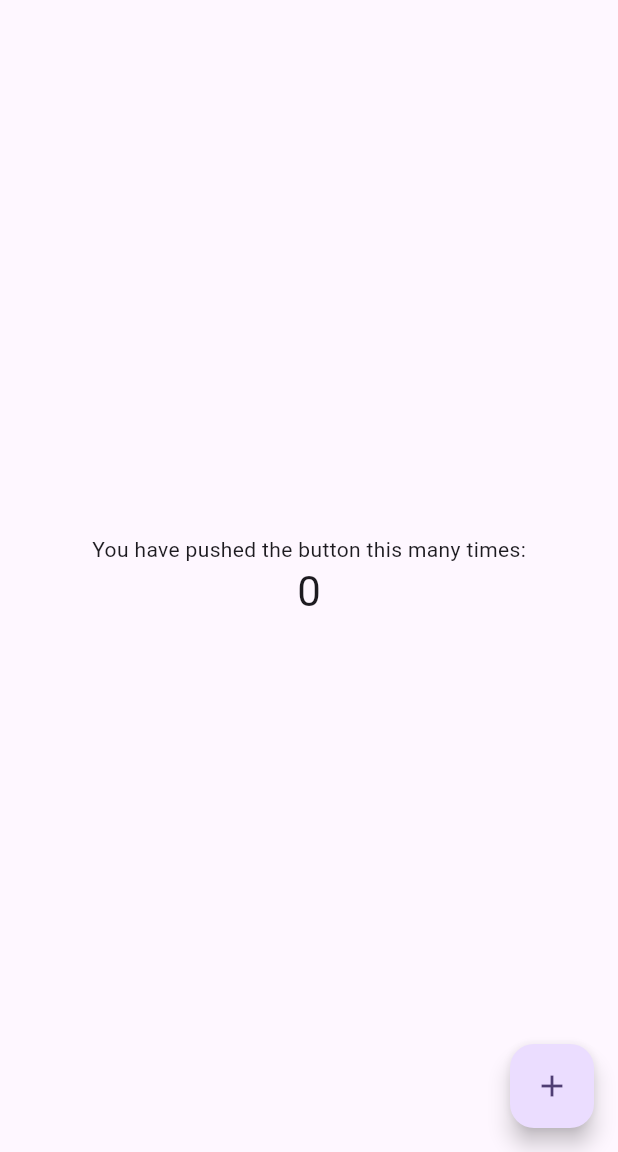
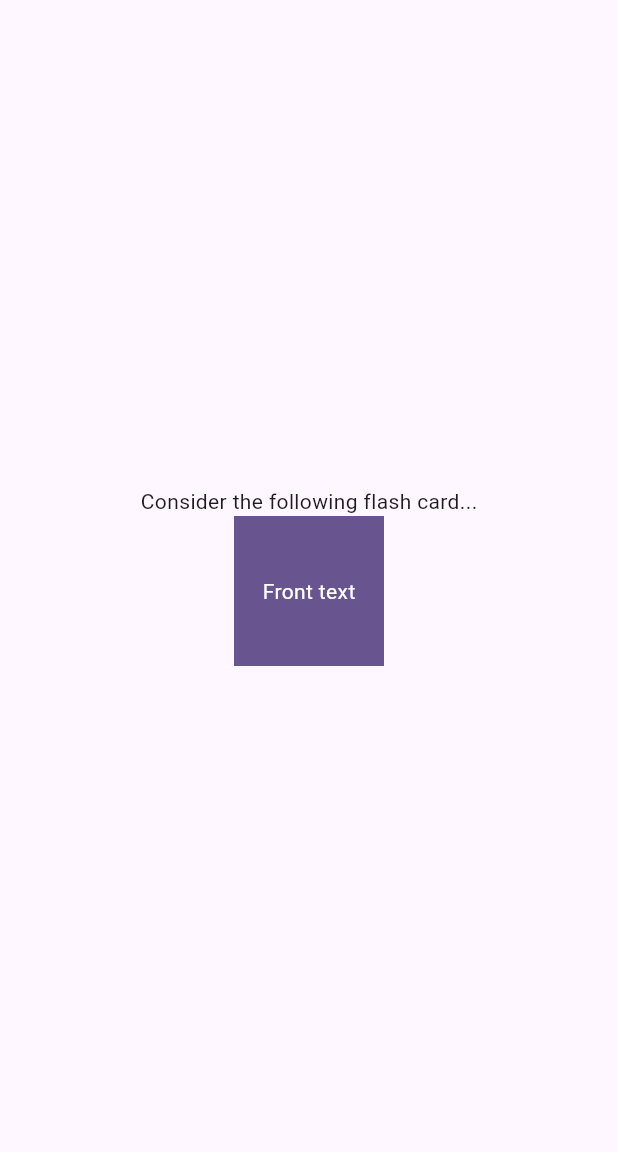
Before and after one commit to aimbesi1/mobile-project1, a Flutter app: the screen it shows after launch, on a phone screen of 412 x 824 dp, the part 84-1236 px from its top. Run offline on Flutter 3.47's test engine with Material 3 defaults, Android fonts, the phone set to English and light mode, and no system bars.

Commit message:
Add flash card test screen

```diff
--- a/project1/lib/main.dart
+++ b/project1/lib/main.dart
@@ -2,6 +2,49 @@ import 'package:flutter/material.dart';
 
 void main() {
   runApp(const MyApp());
+}
+
+class FlashCard extends StatefulWidget {
+  const FlashCard({super.key});
+
+  @override
+  State<FlashCard> createState() => _FlashCardState();
+}
+
+class _FlashCardState extends State<FlashCard> {
+  String frontText = 'Front text';
+  String backText = 'Back text';
+  bool frontFacing = true;
+
+  void flip() {
+    setState(() {
+      frontFacing = !frontFacing;
+    });
+  }
+
+  @override
+  Widget build(BuildContext context) {
+    return GestureDetector(
+        onTap: () {
+          setState(() {
+            flip();
+          });
+        },
+        child: frontFacing
+            ? Container(
+                color: Theme.of(context).colorScheme.primary,
+                child: Center(
+                    child: Text(frontText,
+                        style: TextStyle(
+                            color: Theme.of(context).colorScheme.onPrimary))))
+            : Container(
+                color: Theme.of(context).colorScheme.secondary,
+                child: Center(
+                    child: Text(backText,
+                        style: TextStyle(
+                            color:
+                                Theme.of(context).colorScheme.onSecondary)))));
+  }
 }
 
 class MyApp extends StatelessWidget {
@@ -13,21 +56,6 @@ class MyApp extends StatelessWidget {
     return MaterialApp(
       title: 'Flutter Demo',
       theme: ThemeData(
-        // This is the theme of your application.
-        //
-        // TRY THIS: Try running your application with "flutter run". You'll see
-        // the application has a purple toolbar. Then, without quitting the app,
-        // try changing the seedColor in the colorScheme below to Colors.green
-        // and then invoke "hot reload" (save your changes or press the "hot
-        // reload" button in a Flutter-supported IDE, or press "r" if you used
-        // the command line to start the app).
-        //
-        // Notice that the counter didn't reset back to zero; the application
-        // state is not lost during the reload. To reset the state, use hot
-        // restart instead.
-        //
-        // This works for code too, not just values: Most code changes can be
-        // tested with just a hot reload.
         colorScheme: ColorScheme.fromSeed(seedColor: Colors.deepPurple),
         useMaterial3: true,
       ),
@@ -39,15 +67,6 @@ class MyApp extends StatelessWidget {
 class MyHomePage extends StatefulWidget {
   const MyHomePage({super.key, required this.title});
 
-  // This widget is the home page of your application. It is stateful, meaning
-  // that it has a State object (defined below) that contains fields that affect
-  // how it looks.
-
-  // This class is the configuration for the state. It holds the values (in this
-  // case the title) provided by the parent (in this case the App widget) and
-  // used by the build method of the State. Fields in a Widget subclass are
-  // always marked "final".
-
   final String title;
 
   @override
@@ -55,19 +74,6 @@ class MyHomePage extends StatefulWidget {
 }
 
 class _MyHomePageState extends State<MyHomePage> {
-  int _counter = 0;
-
-  void _incrementCounter() {
-    setState(() {
-      // This call to setState tells the Flutter framework that something has
-      // changed in this State, which causes it to rerun the build method below
-      // so that the display can reflect the updated values. If we changed
-      // _counter without calling setState(), then the build method would not be
-      // called again, and so nothing would appear to happen.
-      _counter++;
-    });
-  }
-
   @override
   Widget build(BuildContext context) {
     // This method is rerun every time setState is called, for instance as done
@@ -86,40 +92,19 @@ class _MyHomePageState extends State<MyHomePage> {
           // the App.build method, and use it to set our appbar title.
           title: Text(widget.title),
         ),
-      body: Center(
+        body: const Center(
           // Center is a layout widget. It takes a single child and positions it
           // in the middle of the parent.
           child: Column(
-          // Column is also a layout widget. It takes a list of children and
-          // arranges them vertically. By default, it sizes itself to fit its
-          // children horizontally, and tries to be as tall as its parent.
-          //
-          // Column has various properties to control how it sizes itself and
-          // how it positions its children. Here we use mainAxisAlignment to
-          // center the children vertically; the main axis here is the vertical
-          // axis because Columns are vertical (the cross axis would be
-          // horizontal).
-          //
-          // TRY THIS: Invoke "debug painting" (choose the "Toggle Debug Paint"
-          // action in the IDE, or press "p" in the console), to see the
-          // wireframe for each widget.
             mainAxisAlignment: MainAxisAlignment.center,
             children: <Widget>[
-            const Text(
-              'You have pushed the button this many times:',
+              Text(
+                'Consider the following flash card...',
               ),
-            Text(
-              '$_counter',
-              style: Theme.of(context).textTheme.headlineMedium,
-            ),
+              SizedBox(width: 100, height: 100, child: FlashCard())
             ],
           ),
-      ),
-      floatingActionButton: FloatingActionButton(
-        onPressed: _incrementCounter,
-        tooltip: 'Increment',
-        child: const Icon(Icons.add),
-      ), // This trailing comma makes auto-formatting nicer for build methods.
+        ) // This trailing comma makes auto-formatting nicer for build methods.
         );
   }
 }
```
Lines whose indentation alone changed are shown as unchanged.
